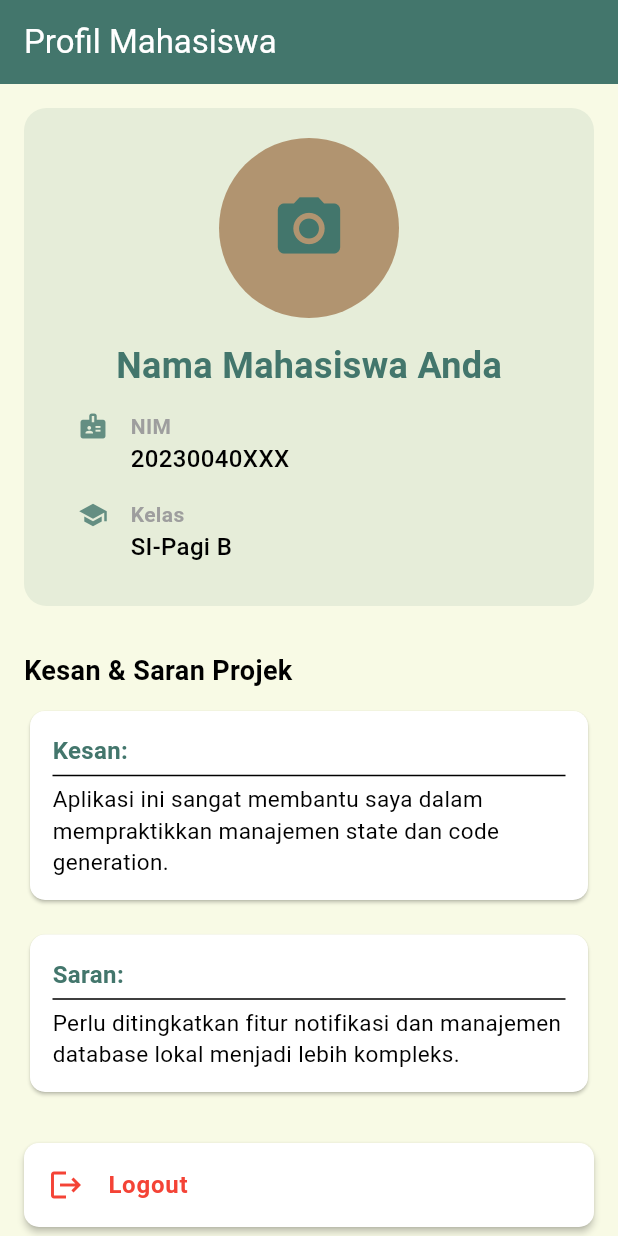
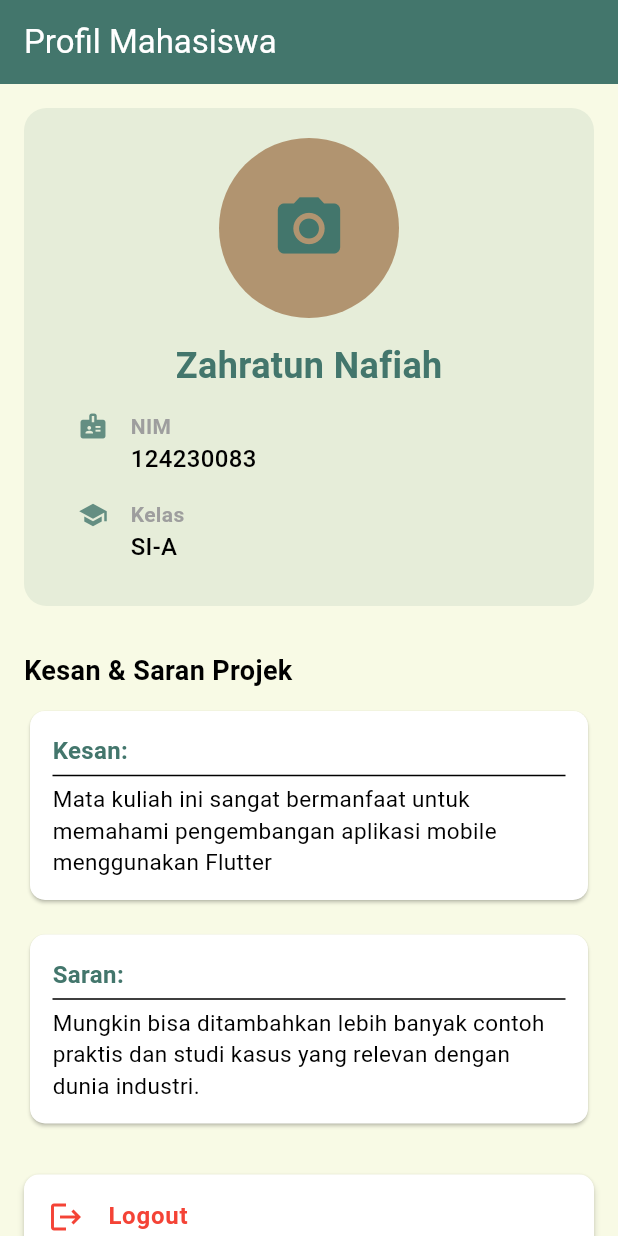
Before and after one commit to haebluu/prayer, a Flutter app: the ProfilePage widget shown alone on an empty page, opened directly, on a phone screen of 412 x 824 dp. Run offline on Flutter 3.47's test engine with Material 3 defaults, Android fonts, the phone set to English and light mode, and no system bars; our stand-ins replace flutter_local_notifications, geolocator, hive, hive_flutter, shared_preferences, timezone; accounts and stored records are empty; network calls fail.

Commit message:
Hapus komen

```diff
--- a/lib/models/dzikir_model.dart
+++ b/lib/models/dzikir_model.dart
@@ -1,4 +1,3 @@
-// lib/models/dzikir_model.dart
 class DzikirModel {
   final String id;
   final String arab;
--- a/lib/services/encryption_service.dart
+++ b/lib/services/encryption_service.dart
@@ -1,10 +1,7 @@
-// lib/services/encryption_service.dart
 import 'dart:convert';
 import 'package:crypto/crypto.dart';
 
-// Service stub untuk Hash Password
 class EncryptionService {
-  // Menggunakan SHA-256 untuk hashing sederhana (bukan enkripsi sejati)
   static String hashPassword(String password) {
     final bytes = utf8.encode(password);
     final digest = sha256.convert(bytes);
--- a/lib/services/hive_service.dart
+++ b/lib/services/hive_service.dart
@@ -1,38 +1,22 @@
-// lib/services/hive_service.dart
-
 import 'package:hive_flutter/hive_flutter.dart';
 import '../models/user_model.dart';
 
 class HiveService {
   static const String userBoxName = 'userBox';
-  static const String settingsBoxName = 'settingsBox'; // Nama Box Baru
+  static const String settingsBoxName = 'settingsBox';
   static const String totalSavingsKey = 'totalSavings';
   static const String bookmarkBoxName = 'bookmarkBox';
-
-  // ======================================================
-  // 1. INISIALISASI (Box Baru Ditambahkan)
-  // ======================================================
 
   static Future<void> init() async {
     await Hive.initFlutter();
     Hive.registerAdapter(UserModelAdapter());
 
     await Hive.openBox<UserModel>(userBoxName);
-
-    // Box BARU untuk pengaturan/nilai primitif (FIX: error saat menyimpan double)
     await Hive.openBox<dynamic>(settingsBoxName);
   }
 
-  // ======================================================
-  // 2. GETTER
-  // ======================================================
-
   Box<UserModel> get userBox => Hive.box<UserModel>(userBoxName);
   Box<dynamic> get settingsBox => Hive.box<dynamic>(settingsBoxName);
-
-  // ======================================================
-  // 3. METODE TOTAL TABUNGAN (Menggunakan settingsBox)
-  // ======================================================
 
   double getTotalSavings() {
     return settingsBox.get(totalSavingsKey) as double? ?? 0.0;
@@ -41,12 +25,8 @@ class HiveService {
   Future<void> addSavings(double amountInIDR) async {
     final currentTotal = getTotalSavings();
     final newTotal = currentTotal + amountInIDR;
-    await settingsBox.put(totalSavingsKey, newTotal); // FIX: Menggunakan settingsBox
+    await settingsBox.put(totalSavingsKey, newTotal);
   }
-
-  // ======================================================
-  // 4. METODE PENGGUNA
-  // ======================================================
 
   Future<void> saveUser(UserModel user) async {
     await userBox.put(user.uid, user);
--- a/lib/views/profile_page.dart
+++ b/lib/views/profile_page.dart
@@ -1,5 +1,3 @@
-// lib/views/profile_page.dart (REVISI AKHIR: Menggunakan CustomScrollView)
-
 import 'package:flutter/material.dart';
 import 'package:provider/provider.dart';
 import '../controllers/user_controller.dart';
@@ -8,13 +6,11 @@ import 'login_page.dart';
 class ProfilePage extends StatelessWidget {
   const ProfilePage({super.key});
 
-  // --- DATA HARCODE MAHASISWA ---
-  final String hardcodeNama = 'Nama Mahasiswa Anda';
-  final String hardcodeNim = '20230040XXX';
-  final String hardcodeKelas = 'SI-Pagi B';
-  final String hardcodeKesan = 'Aplikasi ini sangat membantu saya dalam mempraktikkan manajemen state dan code generation.';
-  final String hardcodeSaran = 'Perlu ditingkatkan fitur notifikasi dan manajemen database lokal menjadi lebih kompleks.';
-  // -----------------------------
+  final String hardcodeNama = 'Zahratun Nafiah';
+  final String hardcodeNim = '124230083';
+  final String hardcodeKelas = 'SI-A';
+  final String hardcodeKesan = 'Mata kuliah ini sangat bermanfaat untuk memahami pengembangan aplikasi mobile menggunakan Flutter';
+  final String hardcodeSaran = 'Mungkin bisa ditambahkan lebih banyak contoh praktis dan studi kasus yang relevan dengan dunia industri.';
 
 
   @override
@@ -22,7 +18,6 @@ class ProfilePage extends StatelessWidget {
     final userController = context.read<UserController>();
     final theme = Theme.of(context);
 
-    // Fungsi untuk Logout (termasuk navigasi)
     void _handleLogout() async {
       await userController.logout();
 
@@ -34,29 +29,21 @@ class ProfilePage extends StatelessWidget {
       }
     }
 
-
-    // Ganti Column luar dengan CustomScrollView untuk penanganan scroll dan AppBar yang lebih baik
     return CustomScrollView(
       slivers: [
-        // 1. App Bar (menggunakan SliverAppBar)
         SliverAppBar(
           title: const Text('Profil Mahasiswa', style: TextStyle(color: Colors.white),),
           backgroundColor: theme.primaryColor,
-          // Penting: Agar App Bar ini tidak memiliki tombol 'back' karena berada di tab
           automaticallyImplyLeading: false,
-          pinned: true, // Agar App Bar tetap di atas (tidak ikut scroll)
+          pinned: true,
         ),
 
-        // 2. Body (Dibungkus dalam SliverToBoxAdapter untuk konten non-sliver)
         SliverToBoxAdapter(
           child: Padding(
-            // Padding bawah tetap diperlukan untuk memastikan konten di bawah BottomNavBar terlihat saat scroll penuh
             padding: const EdgeInsets.only(left: 16.0, right: 16.0, top: 16.0, bottom: 80.0),
             child: Column(
               crossAxisAlignment: CrossAxisAlignment.stretch,
               children: <Widget>[
-
-                // ============== BAGIAN FOTO & DATA DIRI HARCODE ==============
                 Container(
                   padding: const EdgeInsets.all(20),
                   decoration: BoxDecoration(
@@ -77,14 +64,12 @@ class ProfilePage extends StatelessWidget {
                       ),
                       const SizedBox(height: 15),
 
-                      // Nama Pengguna (Hardcode)
                       Text(
                         hardcodeNama,
                         style: TextStyle(fontSize: 24, fontWeight: FontWeight.bold, color: theme.primaryColor),
                       ),
                       const SizedBox(height: 5),
 
-                      // Detail Profil: NIM dan Kelas
                       _buildProfileDetail(
                         icon: Icons.badge,
                         title: 'NIM',
@@ -102,7 +87,6 @@ class ProfilePage extends StatelessWidget {
                 ),
 
                 const SizedBox(height: 30),
-                // ============== KESAN & SARAN HARCODE ==============
 
                 const Text(
                   'Kesan & Saran Projek',
@@ -124,7 +108,6 @@ class ProfilePage extends StatelessWidget {
 
                 const SizedBox(height: 30),
 
-                // ============== MENU LOGOUT ==============
                 Card(
                   elevation: 2,
                   color: Colors.white,
@@ -136,7 +119,6 @@ class ProfilePage extends StatelessWidget {
                     onTap: _handleLogout,
                   ),
                 ),
-                // ============== AKHIR LOGOUT ==============
 
                 const SizedBox(height: 20),
               ],
@@ -147,7 +129,6 @@ class ProfilePage extends StatelessWidget {
     );
   }
 
-  // Widget Pembantu untuk detail profil (Nama, NIM, Kelas)
   Widget _buildProfileDetail({
     required IconData icon,
     required String title,
@@ -176,7 +157,6 @@ class ProfilePage extends StatelessWidget {
     );
   }
 
-  // Widget Pembantu untuk Kartu Kesan dan Saran
   Widget _buildKesanSaranCard({
     required String title,
     required String content,
```
Also changed, not shown: lib/controllers/home_controller.dart (+13 -40 lines), lib/controllers/user_controller.dart (+0 -10 lines), lib/main.dart (+0 -19 lines), lib/services/api_service.dart (+0 -33 lines), lib/services/location_service.dart (+2 -14 lines), lib/views/currency_converter_page.dart (+1 -10 lines), lib/views/register_page.dart (+1 -12 lines), lib/views/savings_page.dart (+32 -53 lines), lib/views/time_converter-page.dart (+2 -18 lines), pubspec.yaml (+3 -30 lines).
